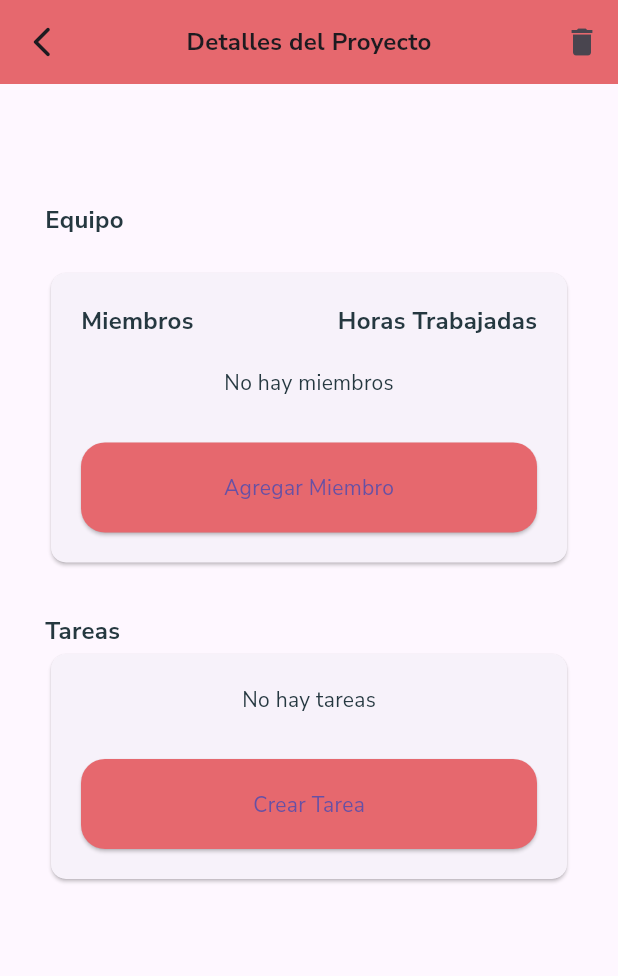
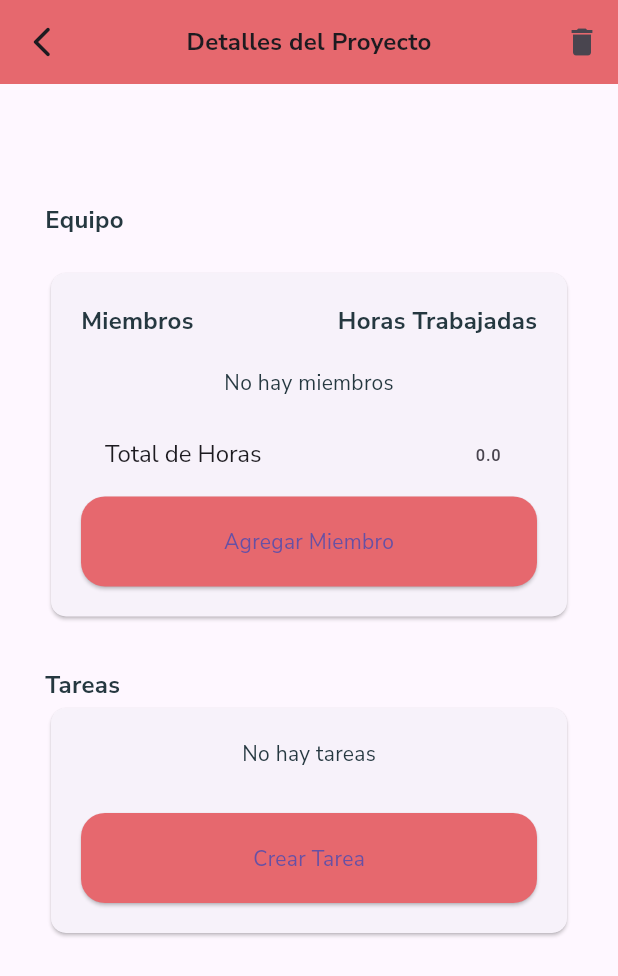
Before and after one commit to GreyHat147/work-flow-manager, a Flutter app: the DetailProjectView screen opened directly with empty values, on a phone screen of 412 x 824 dp. Shown: the top 976 px of the screen. Run offline on Flutter 3.47's test engine with Material 3 defaults, Android fonts, the light colour scheme and no system bars; our stand-ins replace cloud_firestore, dropdown_search, equatable, firebase_auth, firebase_core, flutter_bloc and 4 more; accounts and stored records are empty.

Commit message:
added total hours by project

```diff
--- a/lib/repository/projects/projects_state.dart
+++ b/lib/repository/projects/projects_state.dart
@@ -16,11 +16,15 @@ class ProjectsLoadingState extends ProjectsState {
 
 class ProjectDetailsState extends ProjectsState {
   final ProjectModel projectSelected;
+  final double allWorkedHours;
 
-  ProjectDetailsState({required this.projectSelected});
+  ProjectDetailsState({
+    required this.projectSelected,
+    required this.allWorkedHours,
+  });
 
   @override
-  List<Object?> get props => [projectSelected];
+  List<Object?> get props => [projectSelected, allWorkedHours];
 }
 
 class ProjectDeletedState extends ProjectsState {
--- a/lib/view/project/detail_project_view.dart
+++ b/lib/view/project/detail_project_view.dart
@@ -52,7 +52,11 @@ class _DetailProjectViewState extends State<DetailProjectView>
     super.dispose();
   }
 
-  Widget _body(ProjectModel project, BuildContext context) {
+  Widget _body(
+    ProjectModel project,
+    BuildContext context,
+    ProjectDetailsState state,
+  ) {
     return Padding(
       padding: const EdgeInsets.all(30),
       child: SingleChildScrollView(
@@ -136,7 +140,11 @@ class _DetailProjectViewState extends State<DetailProjectView>
                                 .toList(),
                           )
                         : const Center(child: Text("No hay miembros")),
-                    const SizedBox(height: 30),
+                    const SizedBox(height: 10),
+                    ListTile(
+                      title: const Text("Total de Horas"),
+                      trailing: Text(state.allWorkedHours.toString()),
+                    ),
                     CustomButton(
                       child: const Text("Agregar Miembro"),
                       onPressed: () async {
@@ -308,7 +316,11 @@ class _DetailProjectViewState extends State<DetailProjectView>
               child: CircularProgressIndicator(),
             );
           } else if (state is ProjectDetailsState) {
-            body = _body(state.projectSelected, context);
+            body = _body(
+              state.projectSelected,
+              context,
+              state,
+            );
           }
 
           return Scaffold(
```
Also changed, not shown: lib/repository/projects/projects_repository.dart (+17 -4 lines).
